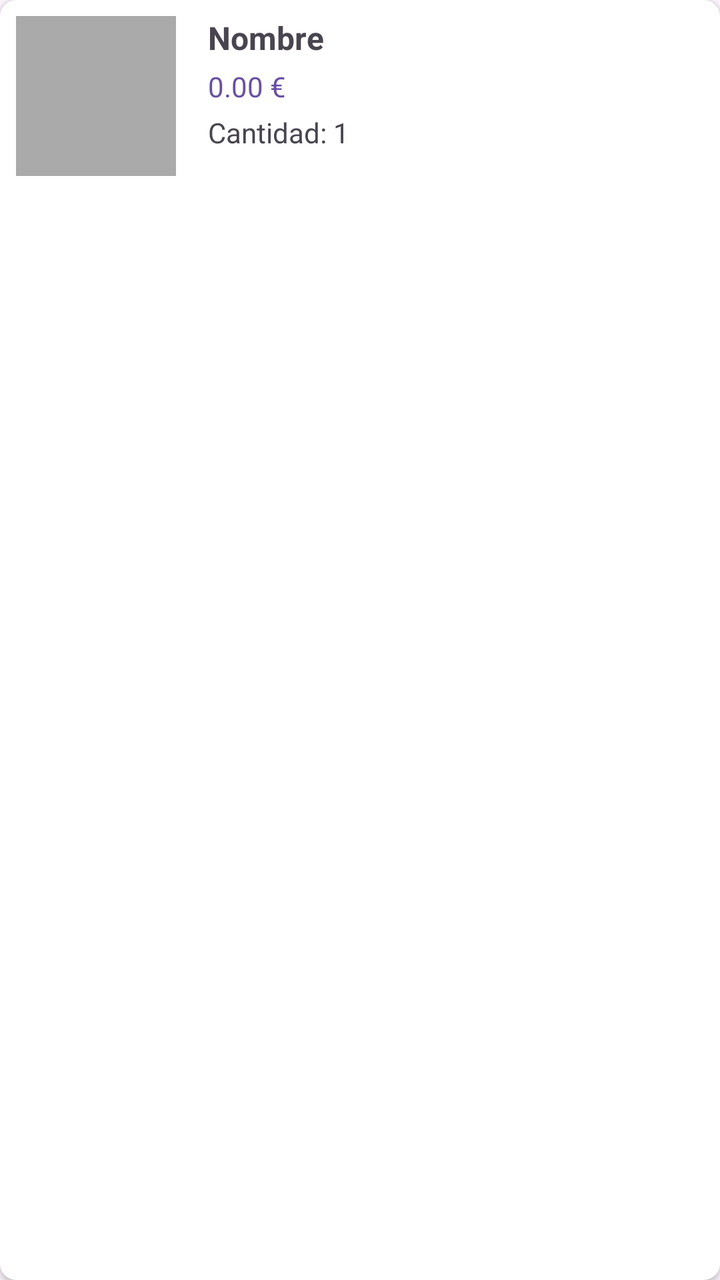
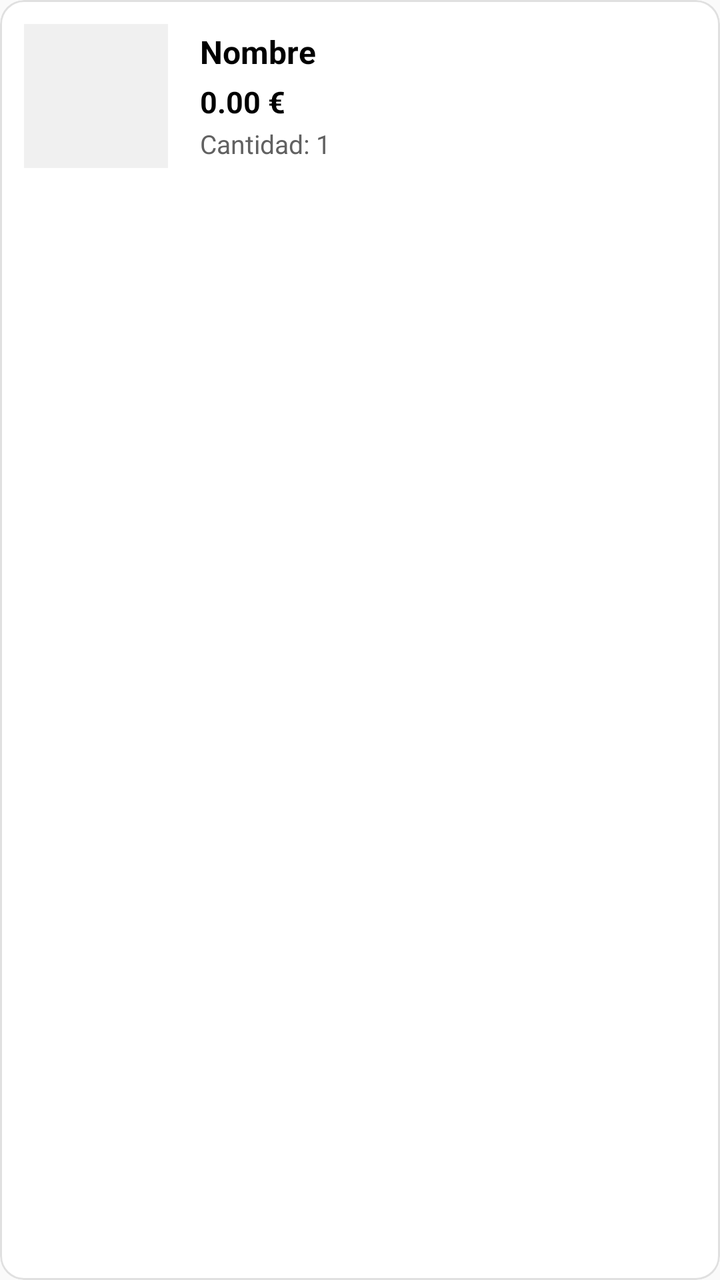

Two renders of the same Android screen: before a commit and after it. Below are the layout's source before the change and the commit's diff.
<!-- AndroidManifest.xml: application theme Theme.Proyectofinal -->
<!-- res/layout/item_cart.xml -->
<?xml version="1.0" encoding="utf-8"?>
<androidx.cardview.widget.CardView xmlns:android="http://schemas.android.com/apk/res/android"
    xmlns:app="http://schemas.android.com/apk/res-auto"
    android:layout_width="match_parent"
    android:layout_height="wrap_content"
    android:layout_margin="8dp"
    app:cardCornerRadius="8dp"
    app:cardElevation="2dp">

    <LinearLayout
        android:layout_width="match_parent"
        android:layout_height="wrap_content"
        android:orientation="horizontal"
        android:padding="8dp">

        <ImageView
            android:id="@+id/ivCartPerfume"
            android:layout_width="80dp"
            android:layout_height="80dp"
            android:scaleType="centerCrop"
            android:src="@android:color/darker_gray" />

        <LinearLayout
            android:layout_width="0dp"
            android:layout_height="wrap_content"
            android:layout_weight="1"
            android:orientation="vertical"
            android:paddingStart="16dp">

            <TextView
                android:id="@+id/tvCartNombre"
                android:layout_width="match_parent"
                android:layout_height="wrap_content"
                android:text="Nombre"
                android:textSize="16sp"
                android:textStyle="bold" />

            <TextView
                android:id="@+id/tvCartPrecio"
                android:layout_width="match_parent"
                android:layout_height="wrap_content"
                android:text="0.00 €"
                android:textColor="?attr/colorPrimary"
                android:layout_marginTop="4dp" />
                
            <TextView
                android:id="@+id/tvCartCantidad"
                android:layout_width="match_parent"
                android:layout_height="wrap_content"
                android:text="Cantidad: 1"
                android:layout_marginTop="4dp" />

        </LinearLayout>
    </LinearLayout>
</androidx.cardview.widget.CardView>
<!-- resources referenced by this layout -->
<resources>
  <style name="Theme.Proyectofinal" parent="Base.Theme.Proyectofinal" />
  <style name="Base.Theme.Proyectofinal" parent="Theme.Material3.DayNight.NoActionBar">
          
          
      </style>
</resources>

<!-- the commit's change to res/layout/item_cart.xml (unified diff, before → after) -->
@@ -1,28 +1,29 @@
 <?xml version="1.0" encoding="utf-8"?>
-<androidx.cardview.widget.CardView xmlns:android="http://schemas.android.com/apk/res/android"
+<com.google.android.material.card.MaterialCardView xmlns:android="http://schemas.android.com/apk/res/android"
     xmlns:app="http://schemas.android.com/apk/res-auto"
+    style="@style/Widget.App.Card"
     android:layout_width="match_parent"
     android:layout_height="wrap_content"
-    android:layout_margin="8dp"
-    app:cardCornerRadius="8dp"
-    app:cardElevation="2dp">
+    android:layout_marginHorizontal="12dp"
+    android:layout_marginVertical="4dp">
 
     <LinearLayout
         android:layout_width="match_parent"
         android:layout_height="wrap_content"
         android:orientation="horizontal"
-        android:padding="8dp">
+        android:padding="12dp">
 
         <ImageView
             android:id="@+id/ivCartPerfume"
-            android:layout_width="80dp"
-            android:layout_height="80dp"
-            android:scaleType="centerCrop"
-            android:src="@android:color/darker_gray" />
+            android:layout_width="72dp"
+            android:layout_height="72dp"
+            android:background="@color/image_placeholder"
+            android:scaleType="centerCrop" />
 
         <LinearLayout
             android:layout_width="0dp"
             android:layout_height="wrap_content"
+            android:layout_gravity="center_vertical"
             android:layout_weight="1"
             android:orientation="vertical"
             android:paddingStart="16dp">
@@ -32,6 +33,7 @@
                 android:layout_width="match_parent"
                 android:layout_height="wrap_content"
                 android:text="Nombre"
+                android:textColor="@color/black"
                 android:textSize="16sp"
                 android:textStyle="bold" />
 
@@ -39,17 +41,21 @@
                 android:id="@+id/tvCartPrecio"
                 android:layout_width="match_parent"
                 android:layout_height="wrap_content"
+                android:layout_marginTop="4dp"
                 android:text="0.00 €"
-                android:textColor="?attr/colorPrimary"
-                android:layout_marginTop="4dp" />
-                
+                android:textColor="@color/black"
+                android:textSize="15sp"
+                android:textStyle="bold" />
+
             <TextView
                 android:id="@+id/tvCartCantidad"
                 android:layout_width="match_parent"
                 android:layout_height="wrap_content"
+                android:layout_marginTop="2dp"
                 android:text="Cantidad: 1"
-                android:layout_marginTop="4dp" />
+                android:textColor="@color/text_secondary"
+                android:textSize="13sp" />
 
         </LinearLayout>
     </LinearLayout>
-</androidx.cardview.widget.CardView>
+</com.google.android.material.card.MaterialCardView>
<!-- resource entries referenced after the edit -->
@@ -1,9 +1,85 @@
 <!-- resources referenced by this layout -->
 <resources>
+  <color name="black">#FF000000</color>
+  <color name="image_placeholder">#FFF0F0F0</color>
+  <color name="text_secondary">#FF616161</color>
+  <style name="Widget.App.Card" parent="Widget.Material3.CardView.Elevated">
+          <item name="cardBackgroundColor">@color/surface</item>
+          <item name="cardCornerRadius">12dp</item>
+          <item name="cardElevation">0dp</item>
+          <item name="strokeColor">@color/border_light</item>
+          <item name="strokeWidth">1dp</item>
+      </style>
   <style name="Theme.Proyectofinal" parent="Base.Theme.Proyectofinal" />
-  <style name="Base.Theme.Proyectofinal" parent="Theme.Material3.DayNight.NoActionBar">
-          
-          
+  <color name="surface">#FFFFFFFF</color>
+  <color name="border_light">#FFE0E0E0</color>
+  <style name="Base.Theme.Proyectofinal" parent="Theme.Material3.Light.NoActionBar">
+          <item name="colorPrimary">@color/primary</item>
+          <item name="colorOnPrimary">@color/on_primary</item>
+          <item name="colorSecondary">@color/secondary</item>
+          <item name="colorOnSecondary">@color/on_secondary</item>
+          <item name="android:colorBackground">@color/background</item>
+          <item name="colorSurface">@color/surface</item>
+          <item name="colorOnSurface">@color/on_surface</item>
+          <item name="colorOnBackground">@color/on_background</item>
+          <item name="android:statusBarColor">@color/white</item>
+          <item name="android:navigationBarColor">@color/white</item>
+          <item name="android:windowLightStatusBar">true</item>
+          <item name="android:windowLightNavigationBar" tools:targetApi="27">true</item>
+          <item name="materialButtonStyle">@style/Widget.App.Button</item>
+          <item name="bottomNavigationStyle">@style/Widget.App.BottomNavigation</item>
+          <item name="android:textColorPrimary">@color/black</item>
+          <item name="android:textColorSecondary">@color/text_secondary</item>
       </style>
+  <color name="primary">#FF000000</color>
+  <color name="on_primary">#FFFFFFFF</color>
+  <color name="secondary">#FF2D2D2D</color>
+  <color name="on_secondary">#FFFFFFFF</color>
+  <color name="background">#FFFAFAFA</color>
+  <color name="on_surface">#FF121212</color>
+  <color name="on_background">#FF121212</color>
+  <color name="white">#FFFFFFFF</color>
+  <style name="Widget.App.Button" parent="Widget.Material3.Button">
+          <item name="android:background">@drawable/bg_button_primary</item>
+          <item name="backgroundTint">@null</item>
+          <item name="android:textColor">@color/white</item>
+          <item name="cornerRadius">8dp</item>
+          <item name="android:minHeight">52dp</item>
+          <item name="android:textAllCaps">false</item>
+          <item name="android:letterSpacing">0.02</item>
+      </style>
+  <style name="Widget.App.BottomNavigation" parent="Widget.Material3.BottomNavigationView">
+          <item name="android:background">@drawable/bg_bottom_nav</item>
+          <item name="itemIconTint">@color/bottom_nav_color</item>
+          <item name="itemTextColor">@color/bottom_nav_color</item>
+          <item name="labelVisibilityMode">labeled</item>
+      </style>
+  <!-- drawable bg_button_primary (drawable) -->
+  <?xml version="1.0" encoding="utf-8"?>
+  <ripple xmlns:android="http://schemas.android.com/apk/res/android"
+      android:color="#33FFFFFF">
+      <item>
+          <shape android:shape="rectangle">
+              <solid android:color="@color/black" />
+              <corners android:radius="8dp" />
+          </shape>
+      </item>
+  </ripple>
+  <!-- drawable bg_bottom_nav (drawable) -->
+  <?xml version="1.0" encoding="utf-8"?>
+  <layer-list xmlns:android="http://schemas.android.com/apk/res/android">
+      <item>
+          <shape android:shape="rectangle">
+              <solid android:color="@color/surface" />
+          </shape>
+      </item>
+      <item android:gravity="top">
+          <shape android:shape="rectangle">
+              <size android:height="1dp" />
+              <solid android:color="@color/divider" />
+          </shape>
+      </item>
+  </layer-list>
+  <color name="divider">#FFE8E8E8</color>
 </resources>
 
